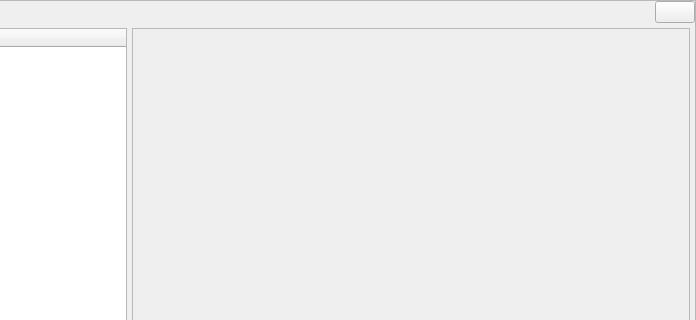
LaM0uette/PySide6_Blank_Project_demo, file src/gui/dlg.ui: the form before one commit; both pictures show x 437 to 1133 and y 0 to 320 of the 1133 by 567 pixel window.
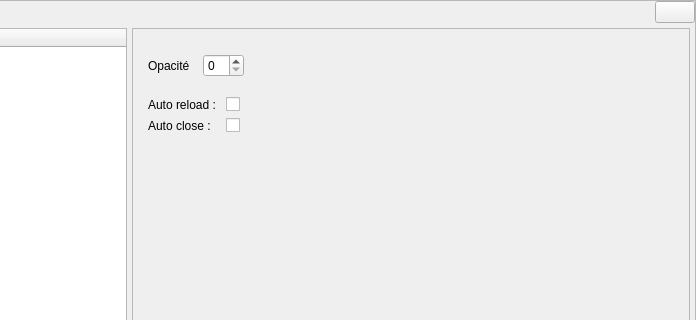
The form after the commit. The open tabs and pages were chosen to show the change.

The edit to the form file:
```diff
--- a/src/gui/dlg.ui
+++ b/src/gui/dlg.ui
@@ -785,7 +785,133 @@
                     </item>
                    </layout>
                   </widget>
-                  <widget class="QWidget" name="pg_opt_configs"/>
+                  <widget class="QWidget" name="pg_opt_configs">
+                   <layout class="QVBoxLayout" name="vlay_pg_opt_configs">
+                    <property name="spacing">
+                     <number>10</number>
+                    </property>
+                    <property name="leftMargin">
+                     <number>10</number>
+                    </property>
+                    <property name="topMargin">
+                     <number>20</number>
+                    </property>
+                    <property name="rightMargin">
+                     <number>10</number>
+                    </property>
+                    <property name="bottomMargin">
+                     <number>10</number>
+                    </property>
+                    <item>
+                     <widget class="QFrame" name="fr_opt_cfg_opacity">
+                      <layout class="QHBoxLayout" name="hlay_opt_fr_opt_cfg_opacity">
+                       <property name="spacing">
+                        <number>10</number>
+                       </property>
+                       <property name="leftMargin">
+                        <number>5</number>
+                       </property>
+                       <property name="topMargin">
+                        <number>5</number>
+                       </property>
+                       <property name="rightMargin">
+                        <number>5</number>
+                       </property>
+                       <property name="bottomMargin">
+                        <number>5</number>
+                       </property>
+                       <item>
+                        <widget class="QLabel" name="lb_opt_cfg_opacity">
+                         <property name="text">
+                          <string>Opacité </string>
+                         </property>
+                        </widget>
+                       </item>
+                       <item>
+                        <widget class="QSpinBox" name="sb_opt_cfg_opacity"/>
+                       </item>
+                       <item>
+                        <spacer name="horizontalSpacer_6">
+                         <property name="orientation">
+                          <enum>Qt::Horizontal</enum>
+                         </property>
+                         <property name="sizeHint" stdset="0">
+                          <size>
+                           <width>40</width>
+                           <height>20</height>
+                          </size>
+                         </property>
+                        </spacer>
+                       </item>
+                      </layout>
+                     </widget>
+                    </item>
+                    <item>
+                     <widget class="QFrame" name="fr_opt_cfg_autoclose">
+                      <layout class="QGridLayout" name="gridLayout">
+                       <property name="leftMargin">
+                        <number>5</number>
+                       </property>
+                       <property name="topMargin">
+                        <number>5</number>
+                       </property>
+                       <property name="rightMargin">
+                        <number>5</number>
+                       </property>
+                       <property name="bottomMargin">
+                        <number>5</number>
+                       </property>
+                       <item row="1" column="1">
+                        <widget class="QCheckBox" name="ck_opt_cfg_autoclose"/>
+                       </item>
+                       <item row="1" column="0">
+                        <widget class="QLabel" name="lb_opt_cfg_autoclose">
+                         <property name="text">
+                          <string>Auto close : </string>
+                         </property>
+                        </widget>
+                       </item>
+                       <item row="0" column="0">
+                        <widget class="QLabel" name="lb_opt_cfg_autoreload">
+                         <property name="text">
+                          <string>Auto reload : </string>
+                         </property>
+                        </widget>
+                       </item>
+                       <item row="0" column="1">
+                        <widget class="QCheckBox" name="ck_opt_cfg_autoreload"/>
+                       </item>
+                       <item row="0" column="2" rowspan="2">
+                        <spacer name="horizontalSpacer_8">
+                         <property name="orientation">
+                          <enum>Qt::Horizontal</enum>
+                         </property>
+                         <property name="sizeHint" stdset="0">
+                          <size>
+                           <width>40</width>
+                           <height>20</height>
+                          </size>
+                         </property>
+                        </spacer>
+                       </item>
+                      </layout>
+                     </widget>
+                    </item>
+                    <item>
+                     <spacer name="verticalSpacer_9">
+                      <property name="orientation">
+                       <enum>Qt::Vertical</enum>
+                      </property>
+                      <property name="sizeHint" stdset="0">
+                       <size>
+                        <width>20</width>
+                        <height>378</height>
+                       </size>
+                      </property>
+                     </spacer>
+                    </item>
+                   </layout>
+                  </widget>
                   <widget class="QWidget" name="pg_opt_cur"/>
                   <widget class="QWidget" name="pg_opt_themes">
                    <layout class="QVBoxLayout" name="vlay_pg_opt_themes">
```
Left out of the diff: 2 changed lines with no effect on the pictures.
